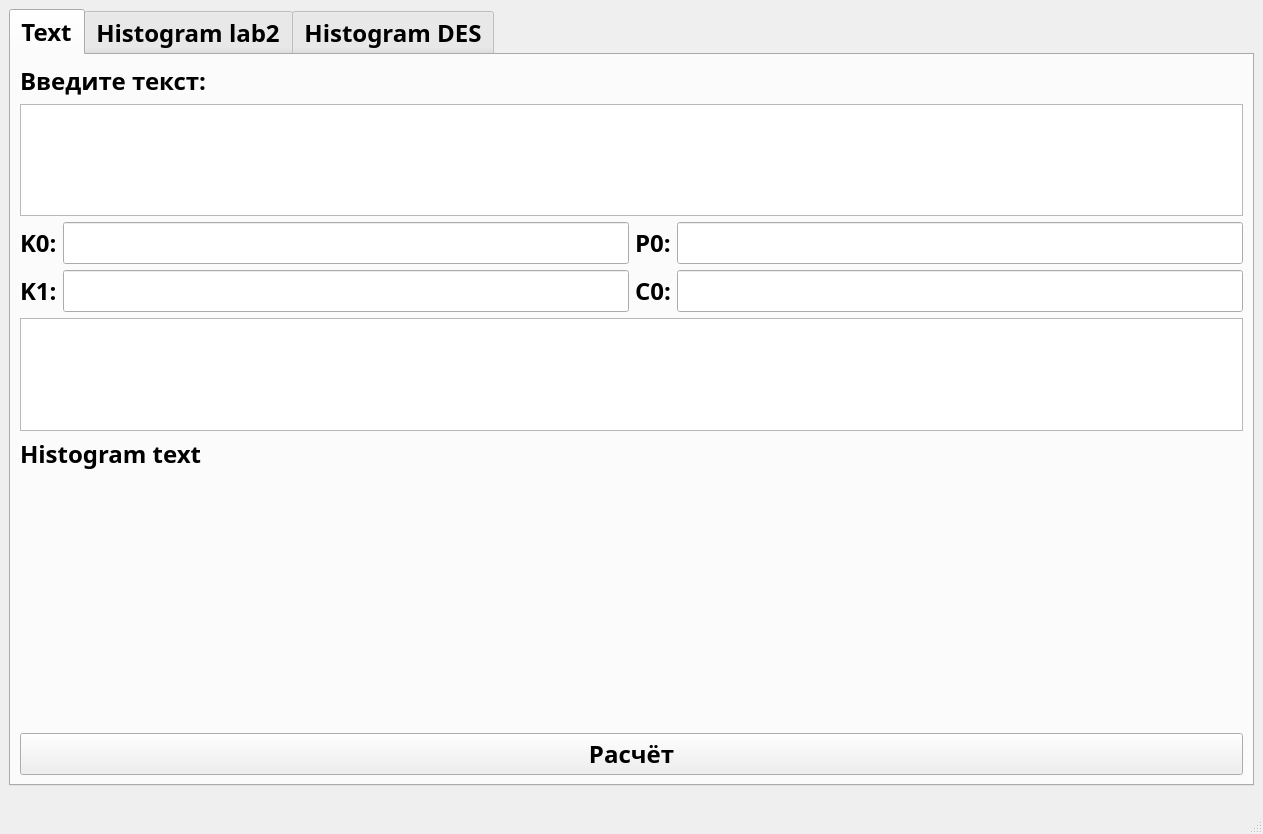
Old version of the form Lab2/mainwindow.ui in the repository VasilevIvanVladimirovich/Information-Security-Course.
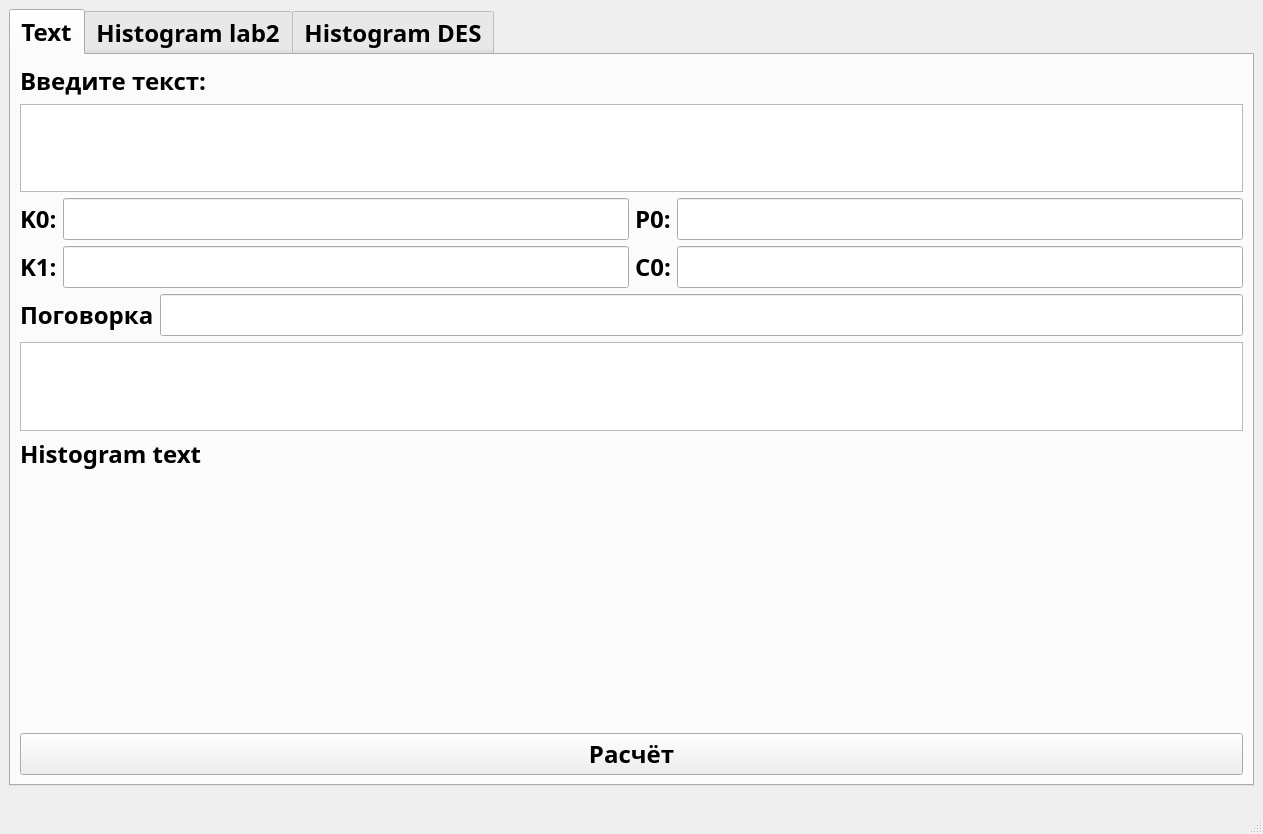
New version of the form. Custom widgets are drawn as their Qt base class.

```diff
--- a/Lab2/mainwindow.ui
+++ b/Lab2/mainwindow.ui
@@ -107,6 +107,24 @@
           </item>
          </layout>
         </item>
+        <item>
+         <layout class="QHBoxLayout" name="horizontalLayout_4">
+          <item>
+           <layout class="QFormLayout" name="formLayout_4">
+            <item row="0" column="0">
+             <widget class="QLabel" name="label_15">
+              <property name="text">
+               <string>Поговорка</string>
+              </property>
+             </widget>
+            </item>
+            <item row="0" column="1">
+             <widget class="QLineEdit" name="key"/>
+            </item>
+           </layout>
+          </item>
+         </layout>
+        </item>
         <item>
          <widget class="QTextEdit" name="debugedit"/>
         </item>
```
